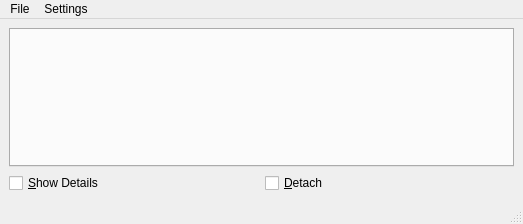
This is client/src/app/mainwindow.ui in KDAB/FatCRM as Qt 5 draws it before an edit. The edited form follows.
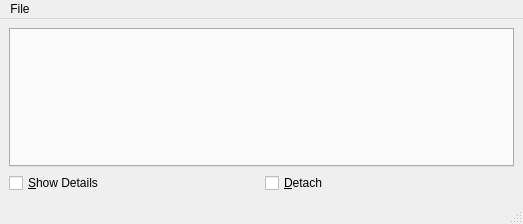
This is the edited form.

Commit message: Use the resource "config" dialog for resource selection, i.e. making configuration one of its options. Remove "login" and "logout" and replace them with the dialog. Add the resource selector combo box to a toolbar for quick switching

Diff of the .ui file:
```diff
--- a/client/src/app/mainwindow.ui
+++ b/client/src/app/mainwindow.ui
@@ -57,12 +57,6 @@
      <height>19</height>
     </rect>
    </property>
-   <widget class="QMenu" name="menuSettings">
-    <property name="title">
-     <string>Settings</string>
-    </property>
-    <addaction name="actionConfigureResources"/>
-   </widget>
    <widget class="QMenu" name="menuFile">
     <property name="title">
      <string>File</string>
@@ -76,7 +70,6 @@
     <addaction name="actionQuit"/>
    </widget>
    <addaction name="menuFile"/>
-   <addaction name="menuSettings"/>
   </widget>
   <widget class="QStatusBar" name="statusbar"/>
   <action name="actionLogin">
```
Left out of the diff: 23 changed lines with no effect on the pictures. The commit also changes 5 other files.
